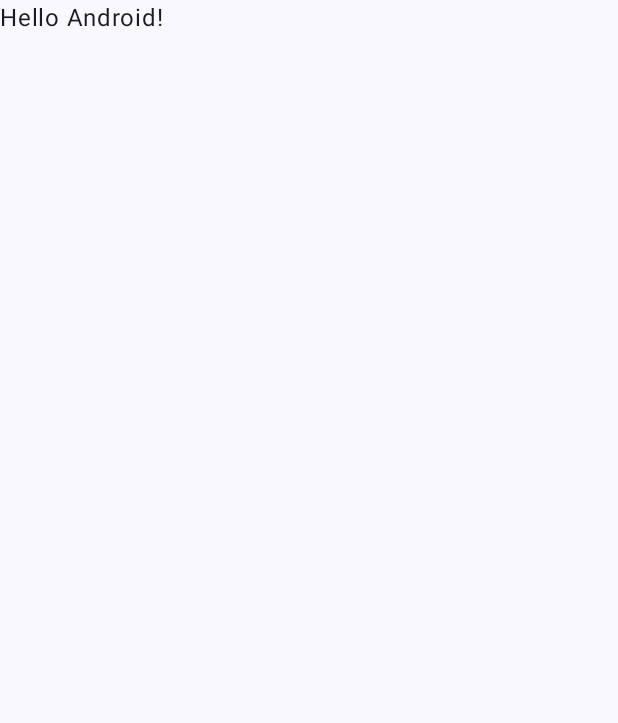
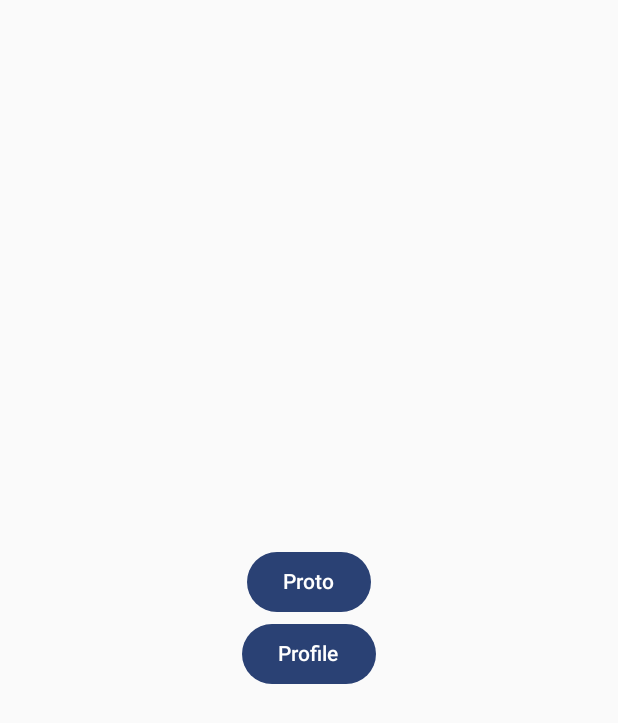
Before and after one commit to buildscript-dev/AR_Demo, an Android app built with Jetpack Compose: the screen it shows after launch (MainActivity), on a phone screen of 412 x 824 dp. Before the commit the part shown is almost empty. Shown: the top 723 px of the screen. Run offline under Robolectric (Android 15) with nearby library versions, the phone set to English and light mode, and no system bars.

Commit message:
File are Setted Up

```diff
--- a/app/build.gradle.kts
+++ b/app/build.gradle.kts
@@ -2,6 +2,7 @@ plugins {
     alias(libs.plugins.android.application)
     alias(libs.plugins.kotlin.android)
     alias(libs.plugins.kotlin.compose)
+    kotlin("plugin.serialization") version "2.2.0"
 }
 
 android {
@@ -56,4 +57,8 @@ dependencies {
     androidTestImplementation(libs.androidx.ui.test.junit4)
     debugImplementation(libs.androidx.ui.tooling)
     debugImplementation(libs.androidx.ui.test.manifest)
+
+    implementation(libs.arsceneview)
+    implementation(libs.kotlinx.serialization.json)
+    implementation(libs.androidx.navigation.compose)
 }
--- a/app/src/main/java/com/example/ardemo/MainActivity.kt
+++ b/app/src/main/java/com/example/ardemo/MainActivity.kt
@@ -1,16 +1,22 @@
 package com.example.ardemo
+
 
 import android.os.Bundle
 import androidx.activity.ComponentActivity
 import androidx.activity.compose.setContent
 import androidx.activity.enableEdgeToEdge
-import androidx.compose.foundation.layout.fillMaxSize
-import androidx.compose.foundation.layout.padding
-import androidx.compose.material3.Scaffold
-import androidx.compose.material3.Text
-import androidx.compose.runtime.Composable
-import androidx.compose.ui.Modifier
-import androidx.compose.ui.tooling.preview.Preview
+import androidx.navigation.compose.NavHost
+import androidx.navigation.compose.composable
+import androidx.navigation.compose.rememberNavController
+import androidx.navigation.toRoute
+import com.example.ardemo.navigation.ARScreen
+import com.example.ardemo.navigation.HomeScreen
+import com.example.ardemo.navigation.ProfileScreen
+import com.example.ardemo.navigation.ProtoScreen
+import com.example.ardemo.screen.ARScreen
+import com.example.ardemo.screen.HomeScreen
+import com.example.ardemo.screen.ProfileScreen
+import com.example.ardemo.screen.ProtoScreen
 import com.example.ardemo.ui.theme.ARDemoTheme
 
 class MainActivity : ComponentActivity() {
@@ -19,29 +25,25 @@ class MainActivity : ComponentActivity() {
         enableEdgeToEdge()
         setContent {
             ARDemoTheme {
-                Scaffold(modifier = Modifier.fillMaxSize()) { innerPadding ->
-                    Greeting(
-                        name = "Android",
-                        modifier = Modifier.padding(innerPadding)
-                    )
+                val navController = rememberNavController()
+                NavHost(navController = navController,
+                    startDestination = HomeScreen,){
+                    composable<HomeScreen>{
+                        HomeScreen(navController)
+                    }
+                    composable<ARScreen>{
+                       val proto = it.toRoute<ARScreen>().model
+                        ARScreen()
+                    }
+                    composable<ProtoScreen>{
+                        ProtoScreen(navController)
+                    }
+                    composable<ProfileScreen>{
+                        ProfileScreen()
+                    }
+
                 }
             }
         }
     }
 }
-
-@Composable
-fun Greeting(name: String, modifier: Modifier = Modifier) {
-    Text(
-        text = "Hello $name!",
-        modifier = modifier
-    )
-}
-
-@Preview(showBackground = true)
-@Composable
-fun GreetingPreview() {
-    ARDemoTheme {
-        Greeting("Android")
-    }
-}
--- /dev/null
+++ b/app/src/main/java/com/example/ardemo/model/Representation.kt
@@ -0,0 +1,5 @@
+package com.example.ardemo.model
+
+import androidx.compose.foundation.layout.Row
+import androidx.compose.runtime.Composable
+import com.example.ardemo.R
--- /dev/null
+++ b/app/src/main/java/com/example/ardemo/navigation/NavRoute.kt
@@ -0,0 +1,16 @@
+package com.example.ardemo.navigation
+
+import kotlinx.serialization.Serializable
+
+
+@Serializable
+object HomeScreen
+
+@Serializable
+data class ARScreen(val model: String)
+
+@Serializable
+object ProtoScreen
+
+@Serializable
+object ProfileScreen
--- /dev/null
+++ b/app/src/main/java/com/example/ardemo/screen/HomeScreen.kt
@@ -0,0 +1,30 @@
+package com.example.ardemo.screen
+
+import androidx.compose.foundation.layout.Arrangement
+import androidx.compose.foundation.layout.Column
+import androidx.compose.foundation.layout.fillMaxSize
+import androidx.compose.material3.Button
+import androidx.compose.material3.Text
+import androidx.compose.runtime.Composable
+import androidx.compose.ui.Alignment
+import androidx.compose.ui.Modifier
+import androidx.navigation.NavController
+import com.example.ardemo.navigation.ProfileScreen
+import com.example.ardemo.navigation.ProtoScreen
+
+@Composable
+fun HomeScreen(navController: NavController){
+    Column(modifier = Modifier.fillMaxSize(),
+        verticalArrangement = Arrangement.Center,
+        horizontalAlignment = Alignment.CenterHorizontally){
+        Button(onClick = {navController.navigate(ProtoScreen)}){
+            Text("Proto")
+        }
+        Button(onClick = {navController.navigate(ProfileScreen)}){
+            Text("Profile")
+        }
+
+    }
+
+
+}
--- a/build.gradle.kts
+++ b/build.gradle.kts
@@ -3,4 +3,5 @@ plugins {
     alias(libs.plugins.android.application) apply false
     alias(libs.plugins.kotlin.android) apply false
     alias(libs.plugins.kotlin.compose) apply false
+    id("org.jetbrains.kotlin.plugin.serialization") version "2.2.0"
 }
```
Also changed, not shown: app/src/main/java/com/example/ardemo/screen/ARScreen.kt (added, +10 -0 lines), app/src/main/java/com/example/ardemo/screen/ProfileScreen.kt (added, +8 -0 lines), app/src/main/java/com/example/ardemo/screen/ProtoScreen.kt (added, +79 -0 lines), gradle/libs.versions.toml (+8 -2 lines), 2 other files.
